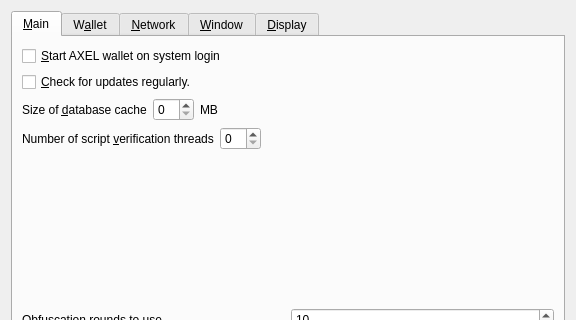
Qt form src/qt/forms/optionsdialog.ui (axelnetwork/AXEL) before a commit; both pictures show x 0 to 576 and y 0 to 320 of the 576 by 500 pixel window.
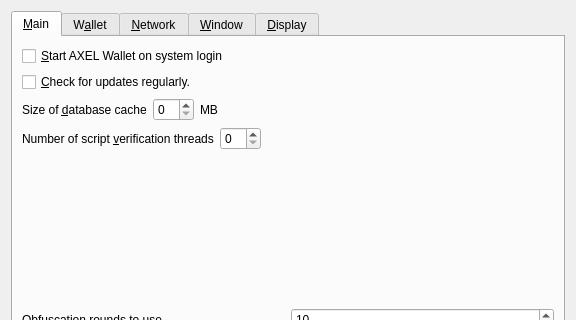
The same form after that commit. Custom widgets are drawn as their Qt base class.

What changed in the file:
```diff
--- a/src/qt/forms/optionsdialog.ui
+++ b/src/qt/forms/optionsdialog.ui
@@ -33,7 +33,7 @@
           <string>Automatically start AXEL wallet after logging in to the system.</string>
          </property>
          <property name="text">
-          <string>&amp;Start AXEL wallet on system login</string>
+          <string>&amp;Start AXEL Wallet on system login</string>
          </property>
         </widget>
        </item>
```
Left out of the diff: 4 changed lines with no effect on the pictures.
